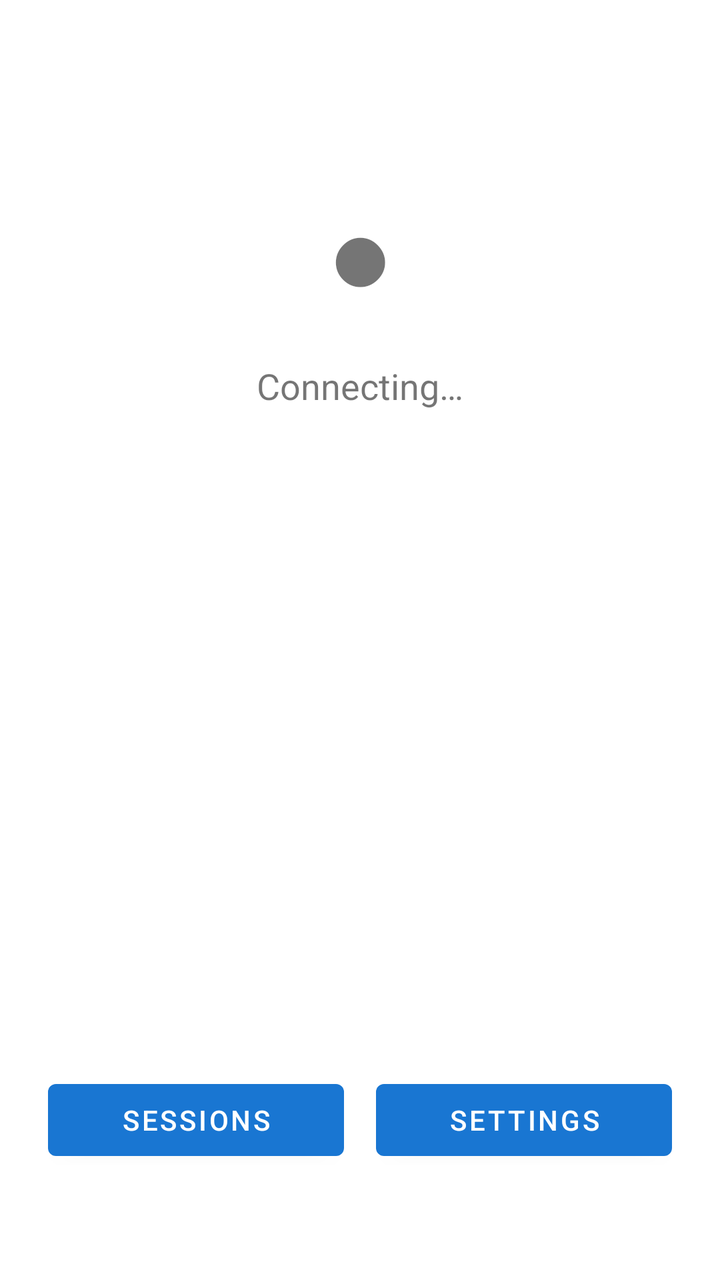
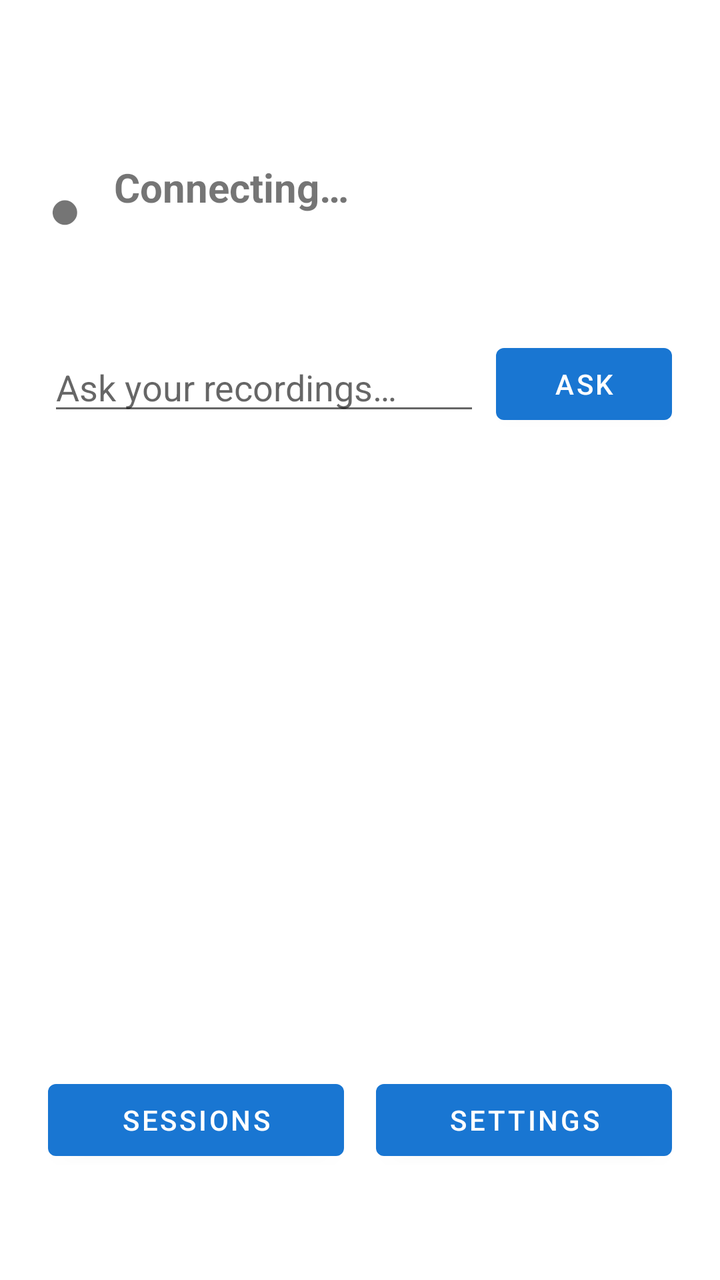

Two renders of the same Android screen: before a commit and after it. Below are the layout's source before the change and the commit's diff.
<!-- AndroidManifest.xml: application theme Theme.AudioCapture -->
<!-- res/layout/activity_main.xml -->
<?xml version="1.0" encoding="utf-8"?>
<androidx.constraintlayout.widget.ConstraintLayout
    xmlns:android="http://schemas.android.com/apk/res/android"
    xmlns:app="http://schemas.android.com/apk/res-auto"
    android:layout_width="match_parent"
    android:layout_height="match_parent"
    android:padding="24dp">

    <TextView
        android:id="@+id/tv_recording_dot"
        android:layout_width="wrap_content"
        android:layout_height="wrap_content"
        android:text="&#9679;"
        android:textSize="56sp"
        app:layout_constraintTop_toTopOf="parent"
        app:layout_constraintStart_toStartOf="parent"
        app:layout_constraintEnd_toEndOf="parent"
        android:layout_marginTop="64dp" />

    <TextView
        android:id="@+id/tv_stats"
        android:layout_width="wrap_content"
        android:layout_height="wrap_content"
        android:text="Connecting…"
        android:textSize="18sp"
        app:layout_constraintTop_toBottomOf="@id/tv_recording_dot"
        app:layout_constraintStart_toStartOf="parent"
        app:layout_constraintEnd_toEndOf="parent"
        android:layout_marginTop="16dp" />

    <Button
        android:id="@+id/btn_upload_now"
        android:layout_width="wrap_content"
        android:layout_height="wrap_content"
        android:text="Upload now"
        android:visibility="gone"
        app:layout_constraintTop_toBottomOf="@id/tv_stats"
        app:layout_constraintStart_toStartOf="parent"
        app:layout_constraintEnd_toEndOf="parent"
        android:layout_marginTop="16dp" />

    <Button
        android:id="@+id/btn_sessions"
        android:layout_width="0dp"
        android:layout_height="wrap_content"
        android:text="Sessions"
        app:layout_constraintBottom_toBottomOf="parent"
        app:layout_constraintStart_toStartOf="parent"
        app:layout_constraintEnd_toStartOf="@+id/btn_settings"
        android:layout_marginBottom="32dp"
        android:layout_marginEnd="8dp" />

    <Button
        android:id="@+id/btn_settings"
        android:layout_width="0dp"
        android:layout_height="wrap_content"
        android:text="Settings"
        app:layout_constraintBottom_toBottomOf="parent"
        app:layout_constraintStart_toEndOf="@id/btn_sessions"
        app:layout_constraintEnd_toEndOf="parent"
        android:layout_marginBottom="32dp"
        android:layout_marginStart="8dp" />

</androidx.constraintlayout.widget.ConstraintLayout>
<!-- resources referenced by this layout -->
<resources>
  <style name="Theme.AudioCapture" parent="Theme.MaterialComponents.DayNight.DarkActionBar">
          <item name="colorPrimary">@color/colorPrimary</item>
          <item name="colorPrimaryVariant">@color/colorPrimaryVariant</item>
          <item name="colorOnPrimary">@color/colorOnPrimary</item>
          <item name="colorSecondary">@color/colorSecondary</item>
          <item name="colorSecondaryVariant">@color/colorSecondary</item>
          <item name="colorOnSecondary">@color/colorOnSecondary</item>
          <item name="android:statusBarColor">?attr/colorPrimaryVariant</item>
      </style>
  <color name="colorPrimary">#1976D2</color>
  <color name="colorPrimaryVariant">#1565C0</color>
  <color name="colorOnPrimary">#FFFFFF</color>
  <color name="colorSecondary">#03DAC6</color>
  <color name="colorOnSecondary">#000000</color>
</resources>

<!-- the commit's change to res/layout/activity_main.xml (unified diff, before → after) -->
@@ -1,64 +1,113 @@
 <?xml version="1.0" encoding="utf-8"?>
-<androidx.constraintlayout.widget.ConstraintLayout
+<LinearLayout
     xmlns:android="http://schemas.android.com/apk/res/android"
-    xmlns:app="http://schemas.android.com/apk/res-auto"
     android:layout_width="match_parent"
     android:layout_height="match_parent"
+    android:orientation="vertical"
     android:padding="24dp">
 
-    <TextView
-        android:id="@+id/tv_recording_dot"
-        android:layout_width="wrap_content"
+    
+    <LinearLayout
+        android:layout_width="match_parent"
         android:layout_height="wrap_content"
-        android:text="&#9679;"
-        android:textSize="56sp"
-        app:layout_constraintTop_toTopOf="parent"
-        app:layout_constraintStart_toStartOf="parent"
-        app:layout_constraintEnd_toEndOf="parent"
-        android:layout_marginTop="64dp" />
+        android:orientation="horizontal"
+        android:gravity="center_vertical"
+        android:layout_marginTop="56dp">
 
-    <TextView
-        android:id="@+id/tv_stats"
-        android:layout_width="wrap_content"
+        <TextView
+            android:id="@+id/tv_recording_dot"
+            android:layout_width="wrap_content"
+            android:layout_height="wrap_content"
+            android:text="&#9679;"
+            android:textSize="28sp" />
+
+        <LinearLayout
+            android:layout_width="0dp"
+            android:layout_height="wrap_content"
+            android:layout_weight="1"
+            android:orientation="vertical"
+            android:layout_marginStart="16dp">
+
+            <TextView
+                android:id="@+id/tv_recording_state"
+                android:layout_width="wrap_content"
+                android:layout_height="wrap_content"
+                android:text="Connecting…"
+                android:textSize="20sp"
+                android:textStyle="bold" />
+
+            <TextView
+                android:id="@+id/tv_stats"
+                android:layout_width="wrap_content"
+                android:layout_height="wrap_content"
+                android:textSize="14sp"
+                android:textColor="#888888"
+                android:layout_marginTop="2dp" />
+        </LinearLayout>
+    </LinearLayout>
+
+    
+    <LinearLayout
+        android:layout_width="match_parent"
         android:layout_height="wrap_content"
-        android:text="Connecting…"
-        android:textSize="18sp"
-        app:layout_constraintTop_toBottomOf="@id/tv_recording_dot"
-        app:layout_constraintStart_toStartOf="parent"
-        app:layout_constraintEnd_toEndOf="parent"
-        android:layout_marginTop="16dp" />
+        android:orientation="horizontal"
+        android:gravity="center_vertical"
+        android:layout_marginTop="40dp">
 
+        <EditText
+            android:id="@+id/et_ask"
+            android:layout_width="0dp"
+            android:layout_height="wrap_content"
+            android:layout_weight="1"
+            android:hint="Ask your recordings…"
+            android:inputType="text"
+            android:imeOptions="actionSend"
+            android:maxLines="1" />
+
+        <Button
+            android:id="@+id/btn_ask"
+            android:layout_width="wrap_content"
+            android:layout_height="wrap_content"
+            android:text="Ask"
+            android:layout_marginStart="8dp" />
+    </LinearLayout>
+
+    
     <Button
         android:id="@+id/btn_upload_now"
-        android:layout_width="wrap_content"
+        android:layout_width="match_parent"
         android:layout_height="wrap_content"
         android:text="Upload now"
         android:visibility="gone"
-        app:layout_constraintTop_toBottomOf="@id/tv_stats"
-        app:layout_constraintStart_toStartOf="parent"
-        app:layout_constraintEnd_toEndOf="parent"
         android:layout_marginTop="16dp" />
 
-    <Button
-        android:id="@+id/btn_sessions"
-        android:layout_width="0dp"
+    
+    <View
+        android:layout_width="match_parent"
+        android:layout_height="0dp"
+        android:layout_weight="1" />
+
+    
+    <LinearLayout
+        android:layout_width="match_parent"
         android:layout_height="wrap_content"
-        android:text="Sessions"
-        app:layout_constraintBottom_toBottomOf="parent"
-        app:layout_constraintStart_toStartOf="parent"
-        app:layout_constraintEnd_toStartOf="@+id/btn_settings"
-        android:layout_marginBottom="32dp"
-        android:layout_marginEnd="8dp" />
+        android:orientation="horizontal"
+        android:layout_marginBottom="32dp">
 
-    <Button
-        android:id="@+id/btn_settings"
-        android:layout_width="0dp"
-        android:layout_height="wrap_content"
-        android:text="Settings"
-        app:layout_constraintBottom_toBottomOf="parent"
-        app:layout_constraintStart_toEndOf="@id/btn_sessions"
-        app:layout_constraintEnd_toEndOf="parent"
-        android:layout_marginBottom="32dp"
-        android:layout_marginStart="8dp" />
+        <Button
+            android:id="@+id/btn_sessions"
+            android:layout_width="0dp"
+            android:layout_height="wrap_content"
+            android:layout_weight="1"
+            android:text="Sessions"
+            android:layout_marginEnd="8dp" />
 
-</androidx.constraintlayout.widget.ConstraintLayout>
+        <Button
+            android:id="@+id/btn_settings"
+            android:layout_width="0dp"
+            android:layout_height="wrap_content"
+            android:layout_weight="1"
+            android:text="Settings"
+            android:layout_marginStart="8dp" />
+    </LinearLayout>
+</LinearLayout>
